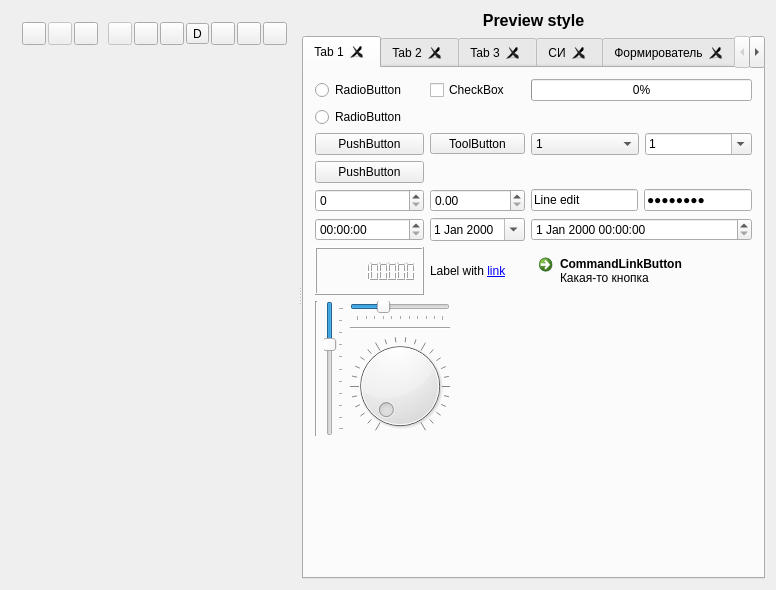
The window that qsseditor.ui (lit-uriy/qsseditor) describes before a commit, drawn with Qt 5.
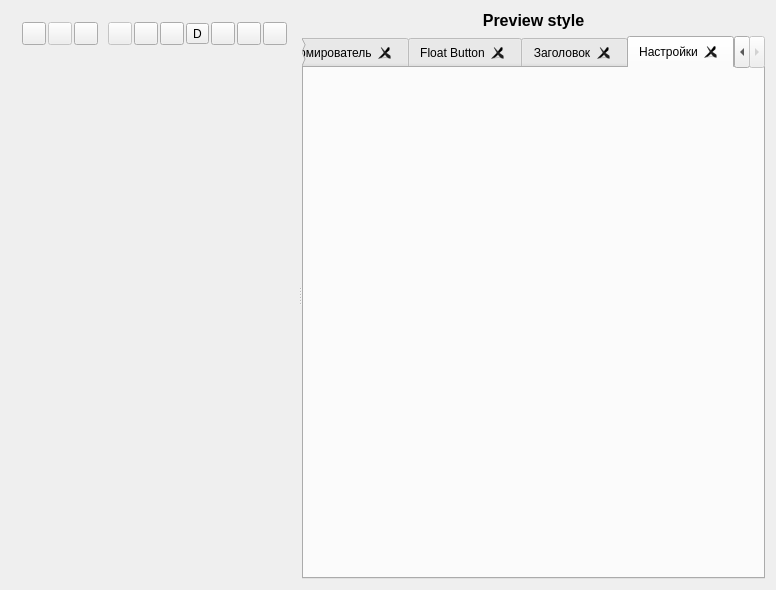
The same window after the commit. Icons and pictures are not drawn. Custom widgets are drawn as their Qt base class.

Commit message: Добавил для отладки виджет FrameMeasureConfig

Diff of the .ui file:
```diff
--- a/qsseditor.ui
+++ b/qsseditor.ui
@@ -208,7 +208,7 @@
        <item row="1" column="0">
         <widget class="QTabWidget" name="tabWidget">
          <property name="currentIndex">
-          <number>0</number>
+          <number>7</number>
          </property>
          <property name="tabsClosable">
           <bool>true</bool>
@@ -1257,6 +1257,49 @@
            </item>
           </layout>
          </widget>
+         <widget class="QWidget" name="tabSettings">
+          <attribute name="title">
+           <string>Настройки</string>
+          </attribute>
+          <layout class="QGridLayout" name="gridLayout_11">
+           <item row="0" column="0">
+            <widget class="FrameMeasureConfig" name="widget" native="true">
+             <property name="sizePolicy">
+              <sizepolicy hsizetype="Maximum" vsizetype="Maximum">
+               <horstretch>0</horstretch>
+               <verstretch>0</verstretch>
+              </sizepolicy>
+             </property>
+            </widget>
+           </item>
+           <item row="0" column="1">
+            <spacer name="horizontalSpacer_6">
+             <property name="orientation">
+              <enum>Qt::Horizontal</enum>
+             </property>
+             <property name="sizeHint" stdset="0">
+              <size>
+               <width>432</width>
+               <height>20</height>
+              </size>
+             </property>
+            </spacer>
+           </item>
+           <item row="1" column="0">
+            <spacer name="verticalSpacer_6">
+             <property name="orientation">
+              <enum>Qt::Vertical</enum>
+             </property>
+             <property name="sizeHint" stdset="0">
+              <size>
+               <width>20</width>
+               <height>468</height>
+              </size>
+             </property>
+            </spacer>
+           </item>
+          </layout>
+         </widget>
         </widget>
        </item>
       </layout>
@@ -1301,6 +1344,12 @@
    <header>widgets/window_titlebar.h</header>
    <container>1</container>
   </customwidget>
+  <customwidget>
+   <class>FrameMeasureConfig</class>
+   <extends>QWidget</extends>
+   <header>widgets/frame_measure_config.h</header>
+   <container>1</container>
+  </customwidget>
  </customwidgets>
  <tabstops>
   <tabstop>toolOpen</tabstop>
```
The commit also changes 1 other file.
